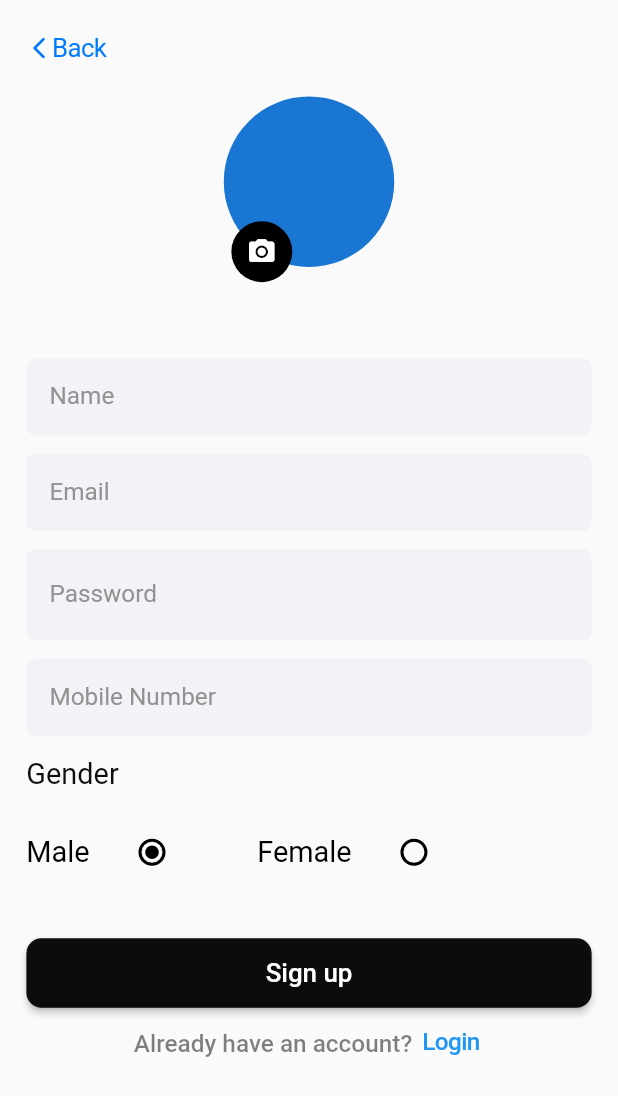
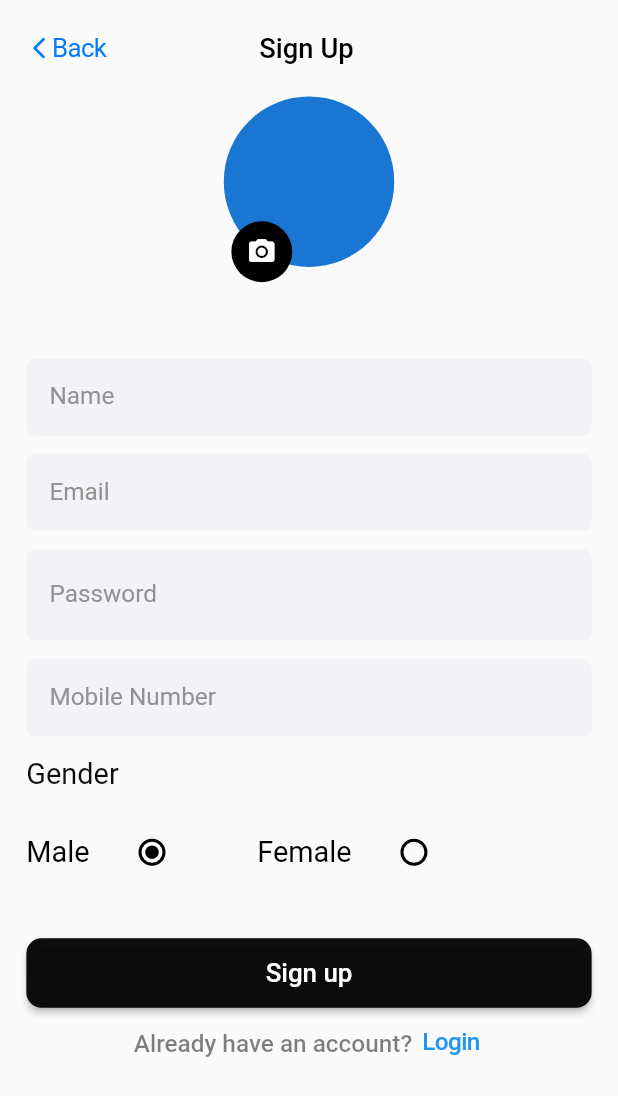
Before and after one commit to nayeemtby/kita, a Flutter app: the SignupScr screen opened directly, on a phone screen of 412 x 824 dp. Shown: the top 1096 px of the screen. Run offline on Flutter 3.47's test engine with Material 2 defaults, Android fonts, the phone set to English and light mode, and no system bars; our stand-ins replace file_picker, flutter_screenutil; missing offline and left inert: firebase_auth_rest; accounts and stored records are empty.

Commit message:
Added missing text

```diff
--- a/lib/screens/signup.dart
+++ b/lib/screens/signup.dart
@@ -51,6 +51,7 @@ class _SignupScrState extends State<SignupScr> {
                     vertical: 10.h,
                   ),
                   child: Row(
+                    mainAxisAlignment: MainAxisAlignment.spaceBetween,
                     children: [
                       CupertinoButton(
                         padding: const EdgeInsets.all(0),
@@ -73,6 +74,15 @@ class _SignupScrState extends State<SignupScr> {
                         onPressed: () {
                           Navigator.pop(context);
                         },
+                      ),
+                      Text(
+                        'Sign Up',
+                        style: TxtTheme.med18.copyWith(
+                          color: MyColors.deepBlack,
+                        ),
+                      ),
+                      SizedBox(
+                        width: 56.sp,
                       ),
                     ],
                   ),
```
